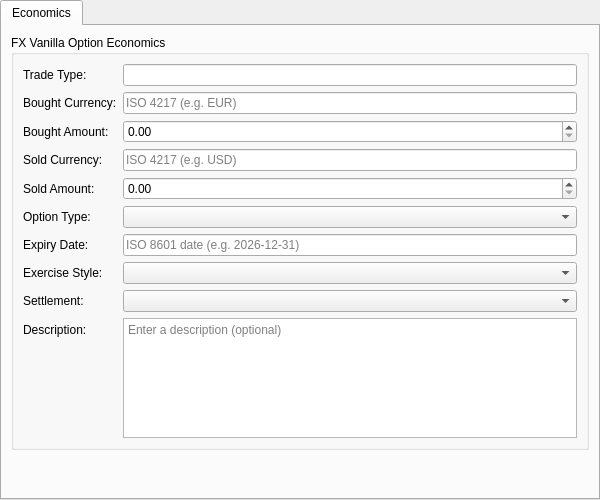
OreStudio/OreStudio, file projects/ores.qt.trading/ui/FxVanillaOptionInstrumentForm.ui: the form before one commit.
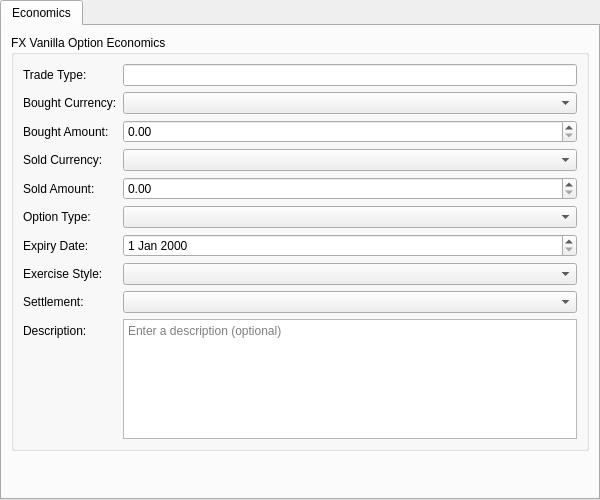
The form after the commit. Custom widgets are drawn as their Qt base class.

Commit message: [qt,trading] Currency combos with flag icons, date pickers, and dialog polish

What changed in the file:
```diff
--- a/projects/ores.qt.trading/ui/FxVanillaOptionInstrumentForm.ui
+++ b/projects/ores.qt.trading/ui/FxVanillaOptionInstrumentForm.ui
@@ -45,9 +45,7 @@
            </widget>
           </item>
           <item row="1" column="1">
-           <widget class="QLineEdit" name="boughtCurrencyEdit">
-            <property name="placeholderText"><string>ISO 4217 (e.g. EUR)</string></property>
-           </widget>
+           <widget class="OreCurrencyComboBox" name="boughtCurrencyCombo"/>
           </item>
           <item row="2" column="0">
            <widget class="QLabel" name="labelBoughtAmount">
@@ -68,9 +66,7 @@
            </widget>
           </item>
           <item row="3" column="1">
-           <widget class="QLineEdit" name="soldCurrencyEdit">
-            <property name="placeholderText"><string>ISO 4217 (e.g. USD)</string></property>
-           </widget>
+           <widget class="OreCurrencyComboBox" name="soldCurrencyCombo"/>
           </item>
           <item row="4" column="0">
            <widget class="QLabel" name="labelSoldAmount">
@@ -99,9 +95,7 @@
            </widget>
           </item>
           <item row="6" column="1">
-           <widget class="QLineEdit" name="expiryDateEdit">
-            <property name="placeholderText"><string>ISO 8601 date (e.g. 2026-12-31)</string></property>
-           </widget>
+           <widget class="OreDateEdit" name="expiryDateEdit"/>
           </item>
           <item row="7" column="0">
            <widget class="QLabel" name="labelExerciseStyle">
@@ -160,6 +154,16 @@
   <extends>QDoubleSpinBox</extends>
   <header>ores.qt/OreDoubleSpinBox.hpp</header>
  </customwidget>
+ <customwidget>
+  <class>OreDateEdit</class>
+  <extends>QDateEdit</extends>
+  <header>ores.qt/OreDateEdit.hpp</header>
+ </customwidget>
+ <customwidget>
+  <class>OreCurrencyComboBox</class>
+  <extends>QComboBox</extends>
+  <header>ores.qt/OreCurrencyComboBox.hpp</header>
+ </customwidget>
 </customwidgets>
 <resources/>
  <connections/>
```
The commit also changes 32 other files.
